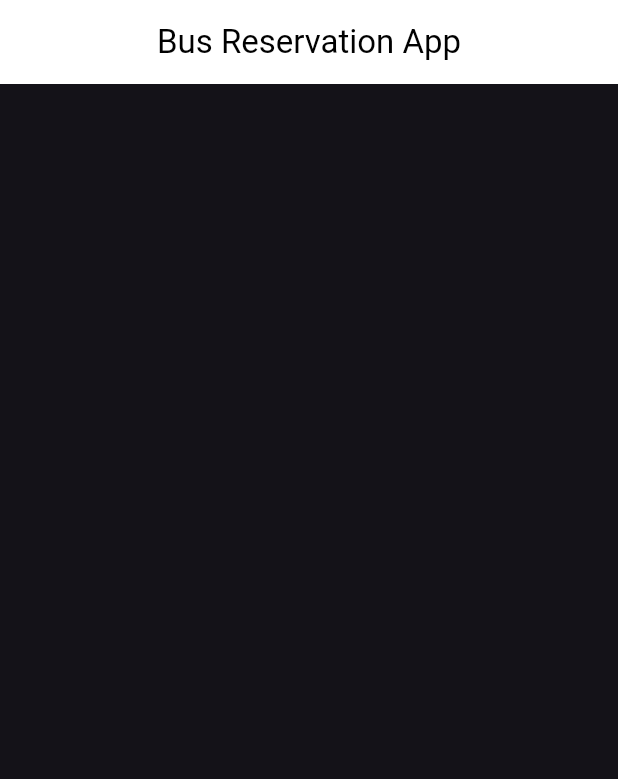
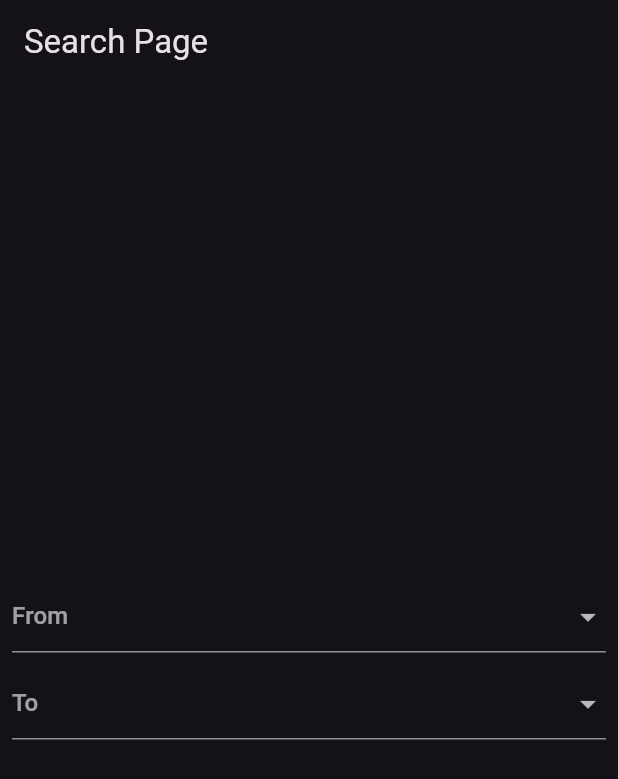
Before and after one commit to Adityam2804/Bus-Reservation-App, a Flutter app: the screen it shows after launch, on a phone screen of 412 x 824 dp. Shown: the top 779 px of the screen. Run offline on Flutter 3.47's test engine with Material 3 defaults, Android fonts, the phone set to English and light mode, and no system bars.

Commit message:
Drop Down Done- Search Page

```diff
--- a/lib/main.dart
+++ b/lib/main.dart
@@ -1,3 +1,4 @@
+import 'package:bus_reservation/pages/search_page.dart';
 import 'package:flutter/material.dart';
 
 void main() {
@@ -16,16 +17,7 @@ class MyApp extends StatelessWidget {
         primarySwatch: Colors.lightGreen,
         brightness: Brightness.dark,
       ),
-      home: Scaffold(
-        appBar: AppBar(
-          backgroundColor: Colors.white,
-          title: Text(
-            'Bus Reservation App',
-            style: TextStyle(color: Colors.black),
-          ),
-          centerTitle: true,
-        ),
-      ),
+      home: const SearchPage(),
     );
   }
 }
--- /dev/null
+++ b/lib/pages/search_page.dart
@@ -0,0 +1,77 @@
+import 'package:bus_reservation/utils/constants.dart';
+import 'package:flutter/material.dart';
+
+class SearchPage extends StatefulWidget {
+  const SearchPage({super.key});
+
+  @override
+  State<SearchPage> createState() => _SearchPageState();
+}
+
+class _SearchPageState extends State<SearchPage> {
+  String? fromCity, toCity;
+  DateTime? departureDate;
+  @override
+  Widget build(BuildContext context) {
+    return Scaffold(
+      appBar: AppBar(
+        title: const Text('Search Page'),
+      ),
+      body: Form(
+        child: Center(
+          child: ListView(
+            shrinkWrap: true,
+            padding: EdgeInsets.all(8.0),
+            children: [
+              DropdownButtonFormField(
+                  value: fromCity,
+                  validator: (value) {
+                    if (value == null || value.isEmpty) {
+                      return emptyFieldErrMessage;
+                    }
+                    return null;
+                  },
+                  decoration: InputDecoration(
+                      errorStyle: const TextStyle(color: Colors.white)),
+                  isExpanded: true,
+                  hint: Text('From'),
+                  items: cities
+                      .map((city) => DropdownMenuItem(
+                            child: Text(city),
+                            value: city,
+                          ))
+                      .toList(),
+                  onChanged: (value) {
+                    fromCity = value;
+                  }),
+              SizedBox(
+                height: 10,
+              ),
+              DropdownButtonFormField(
+                  value: toCity,
+                  validator: (value) {
+                    if (value == null || value.isEmpty) {
+                      return emptyFieldErrMessage;
+                    }
+                    return null;
+                  },
+                  decoration: InputDecoration(
+                      errorStyle: const TextStyle(color: Colors.white)),
+                  isExpanded: true,
+                  hint: Text('To'),
+                  items: cities
+                      .map((city) => DropdownMenuItem(
+                            child: Text(city),
+                            value: city,
+                          ))
+                      .toList(),
+                  onChanged: (value) {
+                    toCity = value;
+                  })
+            ],
+          ),
+        ),
+      ),
+    );
+  }
+}
```
Also changed, not shown: lib/datasource/data_source.dart (+4 -3 lines), pubspec.yaml (+3 -5 lines), 1 other file.
